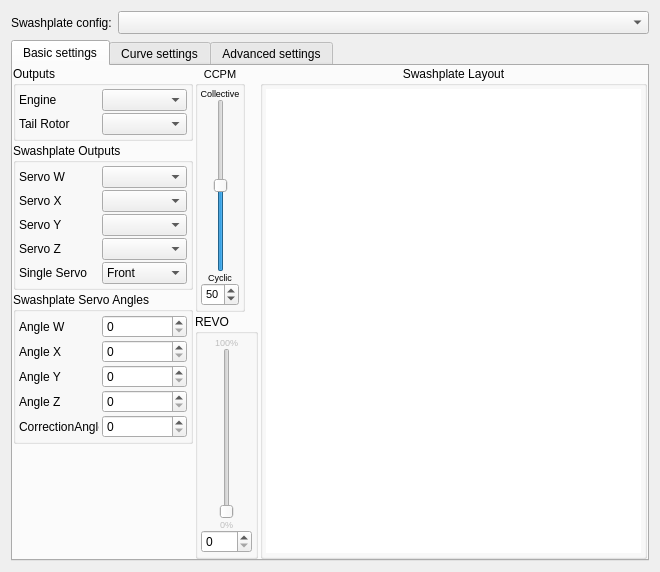
First picture: the form in ground/openpilotgcs/src/plugins/config/ccpm.ui, repository openpilot/OpenPilot, before the edit.
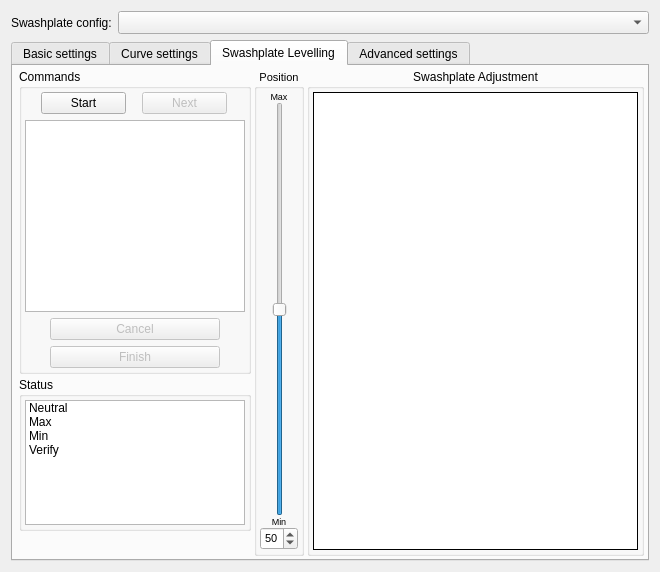
Second picture: the form after the edit. The open tabs and pages were chosen to show the change. Icons and pictures are not drawn. Custom widgets are drawn as their Qt base class.

Commit message:
OP-299 Swashplate Levelling UI
Framework for levelling UI no functional code yet.
Some general cleanup of ccpm code.

```diff
--- a/ground/openpilotgcs/src/plugins/config/ccpm.ui
+++ b/ground/openpilotgcs/src/plugins/config/ccpm.ui
@@ -81,17 +81,15 @@
         <attribute name="title">
          <string>Basic settings</string>
         </attribute>
-        <layout class="QGridLayout" name="gridLayout_16">
+        <layout class="QGridLayout" name="gridLayout_6">
          <property name="margin">
-          <number>0</number>
+          <number>3</number>
          </property>
          <property name="spacing">
-          <number>2</number>
+          <number>3</number>
          </property>
          <item row="0" column="0">
-          <layout class="QHBoxLayout" name="horizontalLayout_3">
-           <item>
-            <layout class="QVBoxLayout" name="verticalLayout_6">
+          <layout class="QVBoxLayout" name="verticalLayout_6" stretch="1,1,1,0">
              <item>
               <widget class="QGroupBox" name="SwashplateBox_2">
                <property name="sizePolicy">
@@ -824,29 +822,163 @@
               </widget>
              </item>
              <item>
-              <spacer name="verticalSpacer_2">
+            <spacer name="verticalSpacer_5">
                <property name="orientation">
                 <enum>Qt::Vertical</enum>
                </property>
+             <property name="sizeType">
+              <enum>QSizePolicy::MinimumExpanding</enum>
+             </property>
                <property name="sizeHint" stdset="0">
                 <size>
                  <width>20</width>
-                 <height>40</height>
+               <height>0</height>
                 </size>
                </property>
               </spacer>
              </item>
             </layout>
            </item>
+         <item row="0" column="1">
+          <widget class="QGroupBox" name="ccpmRevoMixingBox">
+           <property name="enabled">
+            <bool>false</bool>
+           </property>
+           <property name="sizePolicy">
+            <sizepolicy hsizetype="Fixed" vsizetype="Expanding">
+             <horstretch>0</horstretch>
+             <verstretch>0</verstretch>
+            </sizepolicy>
+           </property>
+           <property name="minimumSize">
+            <size>
+             <width>50</width>
+             <height>100</height>
+            </size>
+           </property>
+           <property name="maximumSize">
+            <size>
+             <width>50</width>
+             <height>600</height>
+            </size>
+           </property>
+           <property name="title">
+            <string>REVO</string>
+           </property>
+           <layout class="QVBoxLayout" name="verticalLayout_3">
+            <property name="spacing">
+             <number>0</number>
+            </property>
+            <property name="margin">
+             <number>3</number>
+            </property>
            <item>
-            <layout class="QVBoxLayout" name="verticalLayout_7" stretch="1,1">
+             <widget class="QLabel" name="label_14">
+              <property name="enabled">
+               <bool>false</bool>
+              </property>
+              <property name="font">
+               <font>
+                <pointsize>7</pointsize>
+               </font>
+              </property>
+              <property name="text">
+               <string>100%</string>
+              </property>
+              <property name="alignment">
+               <set>Qt::AlignCenter</set>
+              </property>
+             </widget>
+            </item>
              <item>
+             <layout class="QHBoxLayout" name="horizontalLayout_2">
+              <item>
+               <spacer name="horizontalSpacer_5">
+                <property name="orientation">
+                 <enum>Qt::Horizontal</enum>
+                </property>
+                <property name="sizeHint" stdset="0">
+                 <size>
+                  <width>5</width>
+                  <height>25</height>
+                 </size>
+                </property>
+               </spacer>
+              </item>
+              <item>
+               <widget class="QSlider" name="ccpmRevoSlider">
+                <property name="enabled">
+                 <bool>false</bool>
+                </property>
+                <property name="sizePolicy">
+                 <sizepolicy hsizetype="Fixed" vsizetype="Expanding">
+                  <horstretch>0</horstretch>
+                  <verstretch>0</verstretch>
+                 </sizepolicy>
+                </property>
+                <property name="minimumSize">
+                 <size>
+                  <width>0</width>
+                  <height>100</height>
+                 </size>
+                </property>
+                <property name="maximum">
+                 <number>100</number>
+                </property>
+                <property name="singleStep">
+                 <number>5</number>
+                </property>
+                <property name="orientation">
+                 <enum>Qt::Vertical</enum>
+                </property>
+               </widget>
+              </item>
+              <item>
+               <spacer name="horizontalSpacer_4">
+                <property name="orientation">
+                 <enum>Qt::Horizontal</enum>
+                </property>
+                <property name="sizeHint" stdset="0">
+                 <size>
+                  <width>5</width>
+                  <height>25</height>
+                 </size>
+                </property>
+               </spacer>
+              </item>
+             </layout>
+            </item>
+            <item>
+             <widget class="QLabel" name="label_13">
+              <property name="enabled">
+               <bool>false</bool>
+              </property>
+              <property name="font">
+               <font>
+                <pointsize>7</pointsize>
+               </font>
+              </property>
+              <property name="text">
+               <string>0%</string>
+              </property>
+              <property name="alignment">
+               <set>Qt::AlignCenter</set>
+              </property>
+             </widget>
+            </item>
+            <item>
+             <widget class="QSpinBox" name="ccpmREVOspinBox"/>
+            </item>
+           </layout>
+          </widget>
+         </item>
+         <item row="0" column="2">
               <widget class="QGroupBox" name="ccpmPitchMixingBox">
                <property name="enabled">
                 <bool>true</bool>
                </property>
                <property name="sizePolicy">
-                <sizepolicy hsizetype="Fixed" vsizetype="Fixed">
+            <sizepolicy hsizetype="Fixed" vsizetype="Expanding">
                  <horstretch>0</horstretch>
                  <verstretch>0</verstretch>
                 </sizepolicy>
@@ -860,7 +992,7 @@
                <property name="maximumSize">
                 <size>
                  <width>50</width>
-                 <height>400</height>
+             <height>600</height>
                 </size>
                </property>
                <property name="font">
@@ -997,139 +1129,7 @@
                </layout>
               </widget>
              </item>
-             <item>
-              <widget class="QGroupBox" name="ccpmRevoMixingBox">
-               <property name="sizePolicy">
-                <sizepolicy hsizetype="Fixed" vsizetype="Fixed">
-                 <horstretch>0</horstretch>
-                 <verstretch>0</verstretch>
-                </sizepolicy>
-               </property>
-               <property name="minimumSize">
-                <size>
-                 <width>50</width>
-                 <height>100</height>
-                </size>
-               </property>
-               <property name="maximumSize">
-                <size>
-                 <width>400</width>
-                 <height>400</height>
-                </size>
-               </property>
-               <property name="title">
-                <string>REVO</string>
-               </property>
-               <layout class="QVBoxLayout" name="verticalLayout_3">
-                <property name="spacing">
-                 <number>0</number>
-                </property>
-                <property name="margin">
-                 <number>3</number>
-                </property>
-                <item>
-                 <widget class="QLabel" name="label_14">
-                  <property name="enabled">
-                   <bool>false</bool>
-                  </property>
-                  <property name="font">
-                   <font>
-                    <pointsize>7</pointsize>
-                   </font>
-                  </property>
-                  <property name="text">
-                   <string>100%</string>
-                  </property>
-                  <property name="alignment">
-                   <set>Qt::AlignCenter</set>
-                  </property>
-                 </widget>
-                </item>
-                <item>
-                 <layout class="QHBoxLayout" name="horizontalLayout_2">
-                  <item>
-                   <spacer name="horizontalSpacer_5">
-                    <property name="orientation">
-                     <enum>Qt::Horizontal</enum>
-                    </property>
-                    <property name="sizeHint" stdset="0">
-                     <size>
-                      <width>5</width>
-                      <height>25</height>
-                     </size>
-                    </property>
-                   </spacer>
-                  </item>
-                  <item>
-                   <widget class="QSlider" name="ccpmRevoSlider">
-                    <property name="enabled">
-                     <bool>false</bool>
-                    </property>
-                    <property name="sizePolicy">
-                     <sizepolicy hsizetype="Fixed" vsizetype="Expanding">
-                      <horstretch>0</horstretch>
-                      <verstretch>0</verstretch>
-                     </sizepolicy>
-                    </property>
-                    <property name="minimumSize">
-                     <size>
-                      <width>0</width>
-                      <height>100</height>
-                     </size>
-                    </property>
-                    <property name="maximum">
-                     <number>100</number>
-                    </property>
-                    <property name="singleStep">
-                     <number>5</number>
-                    </property>
-                    <property name="orientation">
-                     <enum>Qt::Vertical</enum>
-                    </property>
-                   </widget>
-                  </item>
-                  <item>
-                   <spacer name="horizontalSpacer_4">
-                    <property name="orientation">
-                     <enum>Qt::Horizontal</enum>
-                    </property>
-                    <property name="sizeHint" stdset="0">
-                     <size>
-                      <width>5</width>
-                      <height>25</height>
-                     </size>
-                    </property>
-                   </spacer>
-                  </item>
-                 </layout>
-                </item>
-                <item>
-                 <widget class="QLabel" name="label_13">
-                  <property name="enabled">
-                   <bool>false</bool>
-                  </property>
-                  <property name="font">
-                   <font>
-                    <pointsize>7</pointsize>
-                   </font>
-                  </property>
-                  <property name="text">
-                   <string>0%</string>
-                  </property>
-                  <property name="alignment">
-                   <set>Qt::AlignCenter</set>
-                  </property>
-                 </widget>
-                </item>
-                <item>
-                 <widget class="QSpinBox" name="ccpmREVOspinBox"/>
-                </item>
-               </layout>
-              </widget>
-             </item>
-            </layout>
-           </item>
-           <item>
+         <item row="0" column="3">
             <layout class="QVBoxLayout" name="verticalLayout_9">
              <item>
               <widget class="QGroupBox" name="ccpmSwashImageBox">
@@ -1219,13 +1219,13 @@
                     </size>
                    </property>
                    <property name="frameShape">
-                    <enum>QFrame::NoFrame</enum>
+                  <enum>QFrame::Box</enum>
                    </property>
                    <property name="frameShadow">
                     <enum>QFrame::Plain</enum>
                    </property>
                    <property name="lineWidth">
-                    <number>0</number>
+                  <number>1</number>
                    </property>
                    <property name="verticalScrollBarPolicy">
                     <enum>Qt::ScrollBarAlwaysOff</enum>
@@ -1234,25 +1234,33 @@
                     <enum>Qt::ScrollBarAlwaysOff</enum>
                    </property>
                    <property name="backgroundBrush">
+                  <brush brushstyle="DiagCrossPattern">
+                   <color alpha="50">
+                    <red>112</red>
+                    <green>184</green>
+                    <blue>138</blue>
+                   </color>
+                  </brush>
+                 </property>
+                 <property name="foregroundBrush">
                     <brush brushstyle="SolidPattern">
-                     <color alpha="25">
-                      <red>220</red>
-                      <green>220</green>
-                      <blue>220</blue>
+                   <color alpha="0">
+                    <red>127</red>
+                    <green>127</green>
+                    <blue>127</blue>
                      </color>
                     </brush>
                    </property>
-                   <property name="foregroundBrush">
-                    <brush brushstyle="NoBrush">
-                     <color alpha="255">
-                      <red>0</red>
-                      <green>0</green>
-                      <blue>0</blue>
-                     </color>
-                    </brush>
+                 <property name="sceneRect">
+                  <rectf>
+                   <x>0.000000000000000</x>
+                   <y>0.000000000000000</y>
+                   <width>400.000000000000000</width>
+                   <height>400.000000000000000</height>
+                  </rectf>
                    </property>
                    <property name="alignment">
-                    <set>Qt::AlignHCenter|Qt::AlignTop</set>
+                  <set>Qt::AlignCenter</set>
                    </property>
                    <property name="resizeAnchor">
                     <enum>QGraphicsView::AnchorViewCenter</enum>
@@ -1262,8 +1270,6 @@
                 </item>
                </layout>
               </widget>
-             </item>
-            </layout>
            </item>
           </layout>
          </item>
@@ -1273,19 +1279,14 @@
         <attribute name="title">
          <string>Curve settings</string>
         </attribute>
-        <layout class="QGridLayout" name="gridLayout_15">
+        <layout class="QGridLayout" name="gridLayout_7">
          <property name="margin">
-          <number>0</number>
+          <number>3</number>
          </property>
          <property name="spacing">
-          <number>2</number>
+          <number>3</number>
          </property>
          <item row="0" column="0">
-          <layout class="QVBoxLayout" name="verticalLayout_2">
-           <property name="spacing">
-            <number>4</number>
-           </property>
-           <item>
             <layout class="QHBoxLayout" name="horizontalLayout_5">
              <item>
               <widget class="QComboBox" name="CurveType">
@@ -1382,7 +1383,7 @@
              </item>
             </layout>
            </item>
-           <item>
+         <item row="1" column="0">
             <layout class="QGridLayout" name="gridLayout_2">
              <item row="0" column="0">
               <widget class="QLabel" name="CurveLabel1">
@@ -1443,7 +1444,7 @@
              </item>
             </layout>
            </item>
-           <item>
+         <item row="2" column="0">
             <layout class="QHBoxLayout" name="horizontalLayout_6">
              <item>
               <widget class="QComboBox" name="CurveToGenerate">
@@ -1516,22 +1517,23 @@
              </item>
             </layout>
            </item>
-           <item>
-            <layout class="QHBoxLayout" name="horizontalLayout_7">
-             <item>
-              <layout class="QVBoxLayout" name="verticalLayout_11" stretch="3,1">
+         <item row="3" column="0">
+          <layout class="QHBoxLayout" name="horizontalLayout_3">
+           <property name="spacing">
+            <number>3</number>
+           </property>
                <item>
                 <widget class="QTableWidget" name="CurveSettings">
                  <property name="sizePolicy">
-                  <sizepolicy hsizetype="Maximum" vsizetype="Expanding">
+              <sizepolicy hsizetype="Maximum" vsizetype="MinimumExpanding">
                    <horstretch>0</horstretch>
                    <verstretch>0</verstretch>
                   </sizepolicy>
                  </property>
                  <property name="minimumSize">
                   <size>
-                   <width>142</width>
-                   <height>148</height>
+               <width>250</width>
+               <height>200</height>
                   </size>
                  </property>
                  <property name="maximumSize">
@@ -1801,28 +1803,6 @@
                 </widget>
                </item>
                <item>
-                <spacer name="verticalSpacer_3">
-                 <property name="orientation">
-                  <enum>Qt::Vertical</enum>
-                 </property>
-                 <property name="sizeType">
-                  <enum>QSizePolicy::Preferred</enum>
-                 </property>
-                 <property name="sizeHint" stdset="0">
-                  <size>
-                   <width>20</width>
-                   <height>40</height>
-                  </size>
-                 </property>
-                </spacer>
-               </item>
-              </layout>
-             </item>
-             <item>
-              <layout class="QVBoxLayout" name="verticalLayout_10">
-               <item>
-                <layout class="QHBoxLayout" name="horizontalLayout_4">
-                 <item>
                   <widget class="QGroupBox" name="ThrottleCurveBox">
                    <property name="sizePolicy">
                     <sizepolicy hsizetype="Preferred" vsizetype="Preferred">
@@ -1832,8 +1812,8 @@
                    </property>
                    <property name="minimumSize">
                     <size>
-                     <width>0</width>
-                     <height>0</height>
+               <width>100</width>
+               <height>100</height>
                     </size>
                    </property>
                    <property name="sizeIncrement">
@@ -1912,6 +1892,12 @@
                      <verstretch>1</verstretch>
                     </sizepolicy>
                    </property>
+             <property name="minimumSize">
+              <size>
+               <width>100</width>
+               <height>100</height>
+              </size>
+             </property>
                    <property name="sizeIncrement">
                     <size>
                      <width>10</width>
@@ -1973,8 +1959,8 @@
                  </item>
                 </layout>
                </item>
-               <item>
-                <spacer name="verticalSpacer_6">
+         <item row="4" column="0">
+          <spacer name="verticalSpacer_2">
                  <property name="orientation">
                   <enum>Qt::Vertical</enum>
                  </property>
@@ -1984,16 +1970,574 @@
                  <property name="sizeHint" stdset="0">
                   <size>
                    <width>20</width>
-                   <height>40</height>
+             <height>0</height>
                   </size>
                  </property>
                 </spacer>
                </item>
               </layout>
-             </item>
-            </layout>
-           </item>
-          </layout>
+       </widget>
+       <widget class="QWidget" name="SwashPlateLevel">
+        <attribute name="title">
+         <string>Swashplate Levelling</string>
+        </attribute>
+        <layout class="QGridLayout" name="gridLayout_8">
+         <property name="margin">
+          <number>3</number>
+         </property>
+         <property name="spacing">
+          <number>3</number>
+         </property>
+         <item row="0" column="0">
+          <layout class="QVBoxLayout" name="verticalLayout_8">
+           <property name="leftMargin">
+            <number>3</number>
+           </property>
+           <item>
+            <widget class="QGroupBox" name="SwashLvlInstructionsBox">
+             <property name="sizePolicy">
+              <sizepolicy hsizetype="Fixed" vsizetype="Maximum">
+               <horstretch>0</horstretch>
+               <verstretch>0</verstretch>
+              </sizepolicy>
+             </property>
+             <property name="minimumSize">
+              <size>
+               <width>228</width>
+               <height>0</height>
+              </size>
+             </property>
+             <property name="title">
+              <string>Commands</string>
+             </property>
+             <layout class="QVBoxLayout" name="verticalLayout">
+              <property name="margin">
+               <number>3</number>
+              </property>
+              <item>
+               <layout class="QHBoxLayout" name="horizontalLayout_9">
+                <property name="spacing">
+                 <number>0</number>
+                </property>
+                <item>
+                 <widget class="QPushButton" name="SwashLvlStartButton">
+                  <property name="minimumSize">
+                   <size>
+                    <width>85</width>
+                    <height>0</height>
+                   </size>
+                  </property>
+                  <property name="maximumSize">
+                   <size>
+                    <width>85</width>
+                    <height>16777215</height>
+                   </size>
+                  </property>
+                  <property name="text">
+                   <string>Start</string>
+                  </property>
+                 </widget>
+                </item>
+                <item>
+                 <widget class="QPushButton" name="SwashLvlNextButton">
+                  <property name="enabled">
+                   <bool>false</bool>
+                  </property>
+                  <property name="minimumSize">
+                   <size>
+                    <width>85</width>
+                    <height>0</height>
+                   </size>
+                  </property>
+                  <property name="maximumSize">
+                   <size>
+                    <width>85</width>
+                    <height>16777215</height>
+                   </size>
+                  </property>
+                  <property name="text">
+                   <string>Next</string>
+                  </property>
+                 </widget>
+                </item>
+               </layout>
+              </item>
+              <item>
+               <widget class="QTextEdit" name="SwashLvlStepInstruction">
+                <property name="minimumSize">
+                 <size>
+                  <width>0</width>
+                  <height>150</height>
+                 </size>
+                </property>
+                <property name="maximumSize">
+                 <size>
+                  <width>220</width>
+                  <height>450</height>
+                 </size>
+                </property>
+               </widget>
+              </item>
+              <item>
+               <layout class="QGridLayout" name="gridLayout_3">
+                <item row="0" column="0">
+                 <widget class="QPushButton" name="SwashLvlCancelButton">
+                  <property name="enabled">
+                   <bool>false</bool>
+                  </property>
+                  <property name="minimumSize">
+                   <size>
+                    <width>170</width>
+                    <height>0</height>
+                   </size>
+                  </property>
+                  <property name="maximumSize">
+                   <size>
+                    <width>170</width>
+                    <height>16777215</height>
+                   </size>
+                  </property>
+                  <property name="text">
+                   <string>Cancel</string>
+                  </property>
+                 </widget>
+                </item>
+                <item row="1" column="0">
+                 <widget class="QPushButton" name="SwashLvlFinishButton">
+                  <property name="enabled">
+                   <bool>false</bool>
+                  </property>
+                  <property name="minimumSize">
+                   <size>
+                    <width>170</width>
+                    <height>0</height>
+                   </size>
+                  </property>
+                  <property name="maximumSize">
+                   <size>
+                    <width>170</width>
+                    <height>16777215</height>
+                   </size>
+                  </property>
+                  <property name="text">
+                   <string>Finish</string>
+                  </property>
+                 </widget>
+                </item>
+               </layout>
+              </item>
+             </layout>
+            </widget>
+           </item>
+           <item>
+            <widget class="QGroupBox" name="SwashLvlStatusBox">
+             <property name="sizePolicy">
+              <sizepolicy hsizetype="Fixed" vsizetype="Maximum">
+               <horstretch>0</horstretch>
+               <verstretch>0</verstretch>
+              </sizepolicy>
+             </property>
+             <property name="minimumSize">
+              <size>
+               <width>200</width>
+               <height>0</height>
+              </size>
+             </property>
+             <property name="title">
+              <string>Status</string>
+             </property>
+             <layout class="QGridLayout" name="gridLayout_22">
+              <property name="horizontalSpacing">
+               <number>3</number>
+              </property>
+              <property name="verticalSpacing">
+               <number>2</number>
+              </property>
+              <property name="margin">
+               <number>3</number>
+              </property>
+              <item row="1" column="0">
+               <widget class="QListWidget" name="SwashLvlStepList">
+                <property name="minimumSize">
+                 <size>
+                  <width>220</width>
+                  <height>0</height>
+                 </size>
+                </property>
+                <property name="maximumSize">
+                 <size>
+                  <width>190</width>
+                  <height>125</height>
+                 </size>
+                </property>
+                <item>
+                 <property name="text">
+                  <string>Neutral</string>
+                 </property>
+                 <property name="icon">
+                  <iconset>
+                   <normaloff>:/configgadget/images/none.png</normaloff>
+                   <normalon>:/configgadget/images/ok.png</normalon>:/configgadget/images/none.png</iconset>
+                 </property>
+                </item>
+                <item>
+                 <property name="text">
+                  <string>Max</string>
+                 </property>
+                 <property name="icon">
+                  <iconset>
+                   <normaloff>:/configgadget/images/none.png</normaloff>
+                   <normalon>:/configgadget/images/ok.png</normalon>:/configgadget/images/none.png</iconset>
+                 </property>
+                </item>
+                <item>
+                 <property name="text">
+                  <string>Min</string>
+                 </property>
+                 <property name="icon">
+                  <iconset>
+                   <normaloff>:/configgadget/images/none.png</normaloff>
+                   <normalon>:/configgadget/images/ok.png</normalon>:/configgadget/images/none.png</iconset>
+                 </property>
+                 <property name="flags">
+                  <set>ItemIsSelectable|ItemIsEnabled</set>
+                 </property>
+                </item>
+                <item>
+                 <property name="text">
+                  <string>Verify</string>
+                 </property>
+                 <property name="icon">
+                  <iconset>
+                   <normaloff>:/configgadget/images/none.png</normaloff>
+                   <normalon>:/configgadget/images/ok.png</normalon>:/configgadget/images/none.png</iconset>
+                 </property>
+                 <property name="flags">
+                  <set>ItemIsEnabled</set>
+                 </property>
+                </item>
+               </widget>
+              </item>
+             </layout>
+            </widget>
+           </item>
+           <item>
+            <spacer name="verticalSpacer_4">
+             <property name="orientation">
+              <enum>Qt::Vertical</enum>
+             </property>
+             <property name="sizeType">
+              <enum>QSizePolicy::MinimumExpanding</enum>
+             </property>
+             <property name="sizeHint" stdset="0">
+              <size>
+               <width>20</width>
+               <height>0</height>
+              </size>
+             </property>
+            </spacer>
+           </item>
+          </layout>
+         </item>
+         <item row="0" column="1">
+          <widget class="QGroupBox" name="SwashLvlccpmSliderBox">
+           <property name="enabled">
+            <bool>true</bool>
+           </property>
+           <property name="sizePolicy">
+            <sizepolicy hsizetype="Fixed" vsizetype="Expanding">
+             <horstretch>0</horstretch>
+             <verstretch>0</verstretch>
+            </sizepolicy>
+           </property>
+           <property name="minimumSize">
+            <size>
+             <width>50</width>
+             <height>100</height>
+            </size>
+           </property>
+           <property name="maximumSize">
+            <size>
+             <width>50</width>
+             <height>600</height>
+            </size>
+           </property>
+           <property name="font">
+            <font>
+             <pointsize>8</pointsize>
+            </font>
+           </property>
+           <property name="title">
+            <string>Position</string>
+           </property>
+           <property name="alignment">
+            <set>Qt::AlignCenter</set>
+           </property>
+           <layout class="QVBoxLayout" name="verticalLayout_5">
+            <property name="spacing">
+             <number>0</number>
+            </property>
+            <property name="margin">
+             <number>3</number>
+            </property>
+            <item>
+             <widget class="QLabel" name="label_17">
+              <property name="enabled">
+               <bool>true</bool>
+              </property>
+              <property name="font">
+               <font>
+                <pointsize>7</pointsize>
+               </font>
+              </property>
+              <property name="text">
+               <string>Max</string>
+              </property>
+              <property name="scaledContents">
+               <bool>true</bool>
+              </property>
+              <property name="alignment">
+               <set>Qt::AlignCenter</set>
+              </property>
+             </widget>
+            </item>
+            <item>
+             <layout class="QHBoxLayout" name="horizontalLayout_4">
+              <item>
+               <spacer name="horizontalSpacer_7">
+                <property name="orientation">
+                 <enum>Qt::Horizontal</enum>
+                </property>
+                <property name="sizeHint" stdset="0">
+                 <size>
+                  <width>5</width>
+                  <height>25</height>
+                 </size>
+                </property>
+               </spacer>
+              </item>
+              <item>
+               <widget class="QSlider" name="SwashLvlPositionSlider">
+                <property name="enabled">
+                 <bool>true</bool>
+                </property>
+                <property name="sizePolicy">
+                 <sizepolicy hsizetype="Fixed" vsizetype="Expanding">
+                  <horstretch>0</horstretch>
+                  <verstretch>0</verstretch>
+                 </sizepolicy>
+                </property>
+                <property name="minimumSize">
+                 <size>
+                  <width>0</width>
+                  <height>100</height>
+                 </size>
+                </property>
+                <property name="maximum">
+                 <number>100</number>
+                </property>
+                <property name="singleStep">
+                 <number>5</number>
+                </property>
+                <property name="value">
+                 <number>50</number>
+                </property>
+                <property name="orientation">
+                 <enum>Qt::Vertical</enum>
+                </property>
+               </widget>
+              </item>
+              <item>
+               <spacer name="horizontalSpacer_8">
+                <property name="orientation">
+                 <enum>Qt::Horizontal</enum>
+                </property>
+                <property name="sizeHint" stdset="0">
+                 <size>
+                  <width>5</width>
+                  <height>25</height>
+                 </size>
+                </property>
+               </spacer>
+              </item>
+             </layout>
+            </item>
+            <item>
+             <widget class="QLabel" name="label_18">
+              <property name="enabled">
+               <bool>true</bool>
+              </property>
+              <property name="font">
+               <font>
+                <pointsize>7</pointsize>
+               </font>
+              </property>
+              <property name="text">
+               <string>Min</string>
+              </property>
+              <property name="alignment">
+               <set>Qt::AlignCenter</set>
+              </property>
+             </widget>
+            </item>
+            <item>
+             <widget class="QSpinBox" name="SwashLvlPositionSpinBox">
+              <property name="maximum">
+               <number>100</number>
+              </property>
+              <property name="singleStep">
+               <number>5</number>
+              </property>
+              <property name="value">
+               <number>50</number>
+              </property>
+             </widget>
+            </item>
+           </layout>
+          </widget>
+         </item>
+         <item row="0" column="2">
+          <widget class="QGroupBox" name="SwashLvlccpmSwashImageBox">
+           <property name="sizePolicy">
+            <sizepolicy hsizetype="Expanding" vsizetype="Expanding">
+             <horstretch>1</horstretch>
+             <verstretch>1</verstretch>
+            </sizepolicy>
+           </property>
+           <property name="minimumSize">
+            <size>
+             <width>200</width>
+             <height>200</height>
+            </size>
+           </property>
+           <property name="maximumSize">
+            <size>
+             <width>600</width>
+             <height>600</height>
+            </size>
+           </property>
+           <property name="sizeIncrement">
+            <size>
+             <width>10</width>
+             <height>10</height>
+            </size>
+           </property>
+           <property name="baseSize">
+            <size>
+             <width>200</width>
+             <height>200</height>
+            </size>
+           </property>
+           <property name="title">
+            <string>Swashplate Adjustment</string>
+           </property>
+           <property name="alignment">
+            <set>Qt::AlignHCenter|Qt::AlignTop</set>
+           </property>
+           <property name="flat">
+            <bool>false</bool>
+           </property>
+           <property name="checkable">
+            <bool>false</bool>
+           </property>
+           <layout class="QGridLayout" name="gridLayout_11">
+            <property name="horizontalSpacing">
+             <number>3</number>
+            </property>
+            <property name="margin">
+             <number>3</number>
+            </property>
+            <item row="0" column="0">
+             <widget class="QSplitter" name="splitter_4">
+              <property name="orientation">
+               <enum>Qt::Vertical</enum>
+              </property>
+              <widget class="QGraphicsView" name="SwashLvlSwashplateImage">
+               <property name="sizePolicy">
+                <sizepolicy hsizetype="Preferred" vsizetype="Preferred">
+                 <horstretch>1</horstretch>
+                 <verstretch>1</verstretch>
+                </sizepolicy>
+               </property>
+               <property name="minimumSize">
+                <size>
+                 <width>200</width>
+                 <height>200</height>
+                </size>
+               </property>
+               <property name="maximumSize">
+                <size>
+                 <width>500</width>
+                 <height>500</height>
+                </size>
+               </property>
+               <property name="sizeIncrement">
+                <size>
+                 <width>10</width>
+                 <height>10</height>
+                </size>
+               </property>
+               <property name="baseSize">
+                <size>
+                 <width>200</width>
+                 <height>200</height>
+                </size>
+               </property>
+               <property name="frameShape">
+                <enum>QFrame::Box</enum>
+               </property>
+               <property name="frameShadow">
+                <enum>QFrame::Plain</enum>
+               </property>
+               <property name="lineWidth">
+                <number>1</number>
+               </property>
+               <property name="midLineWidth">
+                <number>0</number>
+               </property>
+               <property name="verticalScrollBarPolicy">
+                <enum>Qt::ScrollBarAlwaysOff</enum>
+               </property>
+               <property name="horizontalScrollBarPolicy">
+                <enum>Qt::ScrollBarAlwaysOff</enum>
+               </property>
+               <property name="backgroundBrush">
+                <brush brushstyle="DiagCrossPattern">
+                 <color alpha="25">
+                  <red>126</red>
+                  <green>176</green>
+                  <blue>220</blue>
+                 </color>
+                </brush>
+               </property>
+               <property name="foregroundBrush">
+                <brush brushstyle="NoBrush">
+                 <color alpha="255">
+                  <red>0</red>
+                  <green>0</green>
+                  <blue>0</blue>
+                 </color>
+                </brush>
+               </property>
+               <property name="sceneRect">
+                <rectf>
+                 <x>0.000000000000000</x>
+                 <y>0.000000000000000</y>
+                 <width>400.000000000000000</width>
+                 <height>400.000000000000000</height>
+                </rectf>
+               </property>
+               <property name="alignment">
+                <set>Qt::AlignCenter</set>
+               </property>
+               <property name="resizeAnchor">
+                <enum>QGraphicsView::AnchorViewCenter</enum>
+               </property>
+              </widget>
+             </widget>
+            </item>
+           </layout>
+          </widget>
          </item>
         </layout>
        </widget>
@@ -2001,11 +2545,14 @@
         <attribute name="title">
          <string>Advanced settings</string>
         </attribute>
-        <layout class="QVBoxLayout" name="verticalLayout_5">
+        <layout class="QGridLayout" name="gridLayout_4">
          <property name="margin">
-          <number>0</number>
+          <number>3</number>
          </property>
-         <item>
+         <property name="spacing">
+          <number>3</number>
+         </property>
+         <item row="0" column="0">
           <widget class="QTableWidget" name="ccpmAdvancedSettingsTable">
            <property name="sizePolicy">
             <sizepolicy hsizetype="Preferred" vsizetype="MinimumExpanding">
@@ -2022,7 +2569,7 @@
            <property name="maximumSize">
             <size>
              <width>1000</width>
-             <height>203</height>
+             <height>300</height>
             </size>
            </property>
            <property name="verticalScrollBarPolicy">
@@ -2402,7 +2949,7 @@
            </item>
           </widget>
          </item>
-         <item>
+         <item row="1" column="0">
           <spacer name="verticalSpacer">
            <property name="orientation">
             <enum>Qt::Vertical</enum>
```
Left out of the diff: 64 changed lines with no effect on the pictures. Lines whose indentation alone changed are shown as unchanged. The commit also changes 2 other files.
